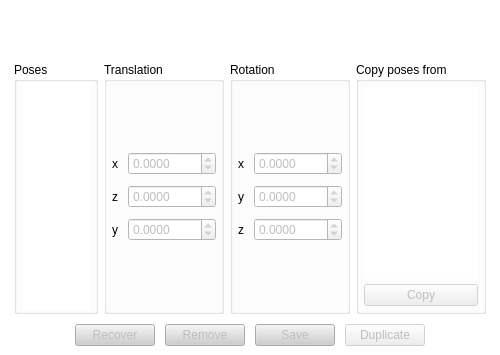
Above: src/view/poseeditor/poseeditor.ui from florianblume/6d-pat before the change. Below: the same form after it.
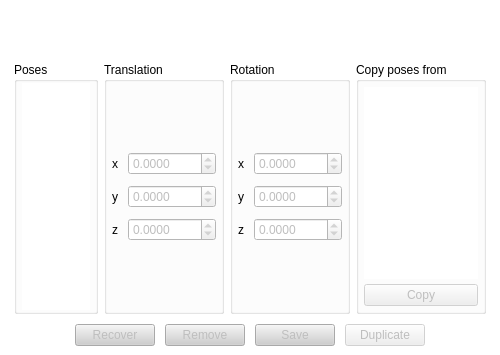
That is the form after the change.

Diff of the .ui file:
```diff
--- a/src/view/poseeditor/poseeditor.ui
+++ b/src/view/poseeditor/poseeditor.ui
@@ -417,14 +417,14 @@
                <item row="2" column="0">
                 <widget class="QLabel" name="label_5">
                  <property name="text">
-                  <string>z</string>
+                  <string>y</string>
                  </property>
                 </widget>
                </item>
                <item row="5" column="0">
                 <widget class="QLabel" name="label_4">
                  <property name="text">
-                  <string>y</string>
+                  <string>z</string>
                  </property>
                 </widget>
                </item>
```
